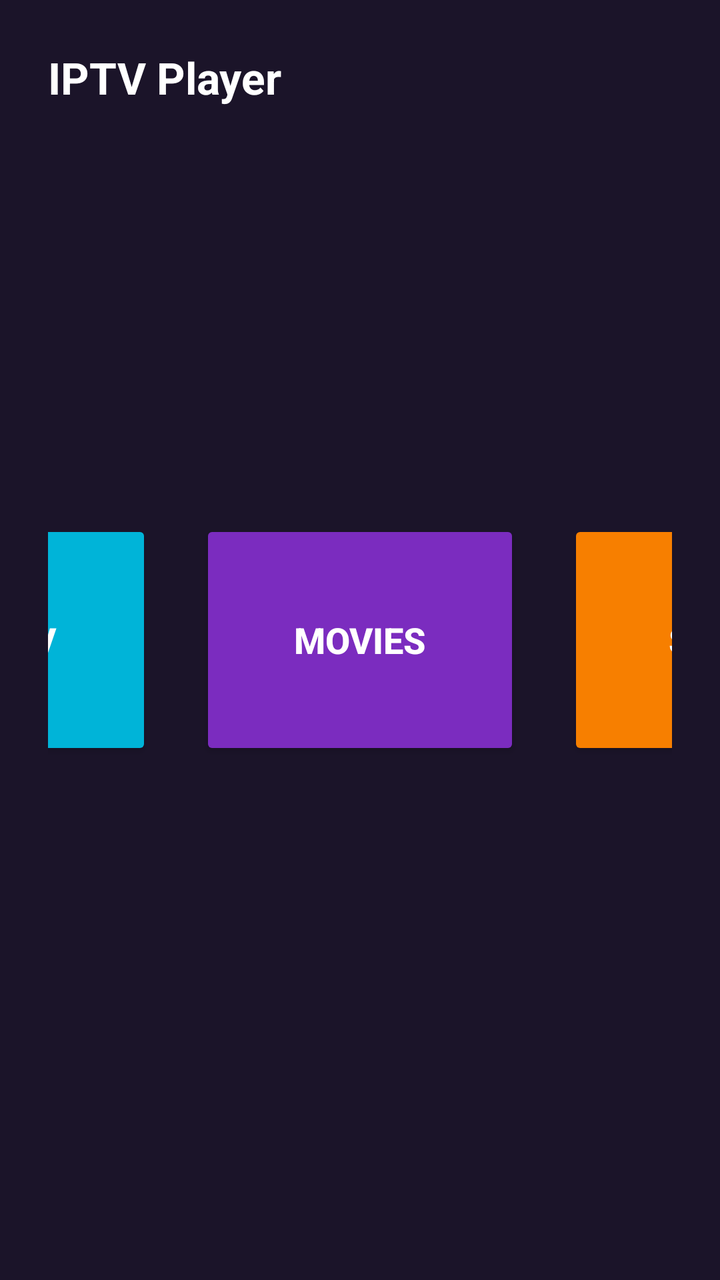
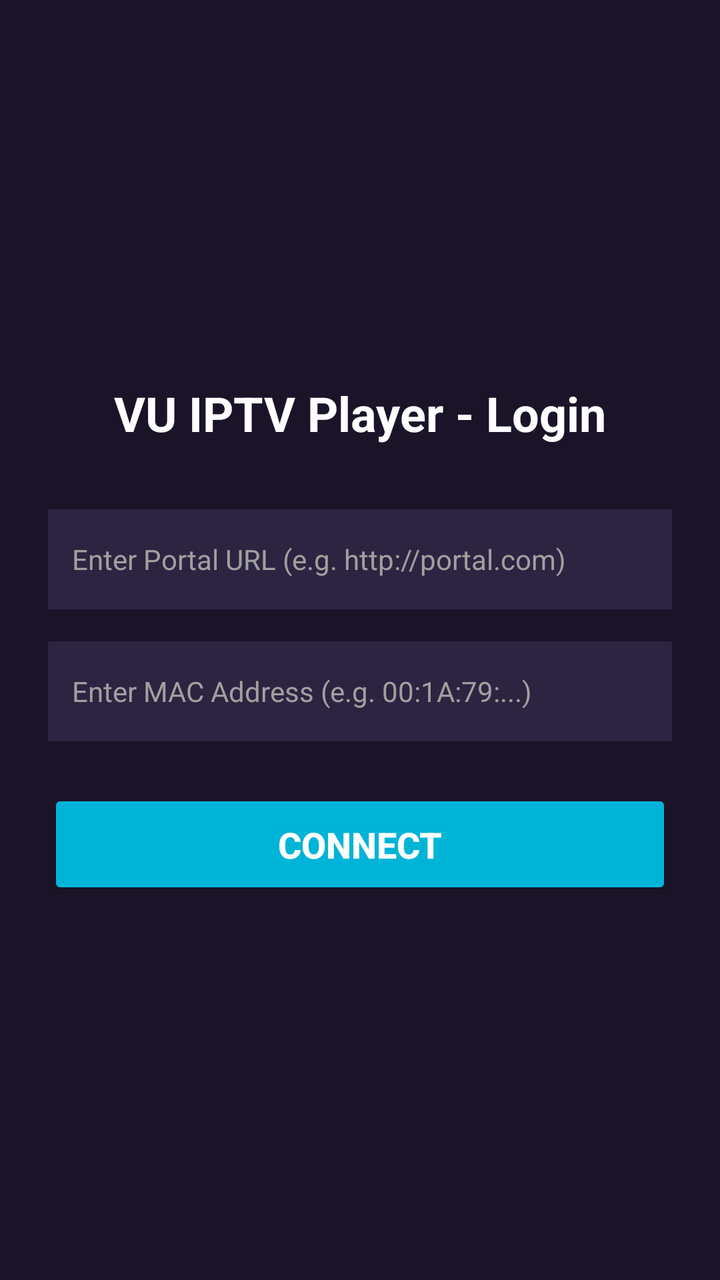

Two renders of the same Android screen: before a commit and after it. Below are the layout's source before the change and the commit's diff.
<!-- AndroidManifest.xml: application theme Theme.AppCompat.Light.NoActionBar -->
<!-- res/layout/activity_main.xml -->
<?xml version="1.0" encoding="utf-8"?>
<RelativeLayout xmlns:android="http://schemas.android.com/apk/res/android"
    android:layout_width="match_parent"
    android:layout_height="match_parent"
    android:background="#1b1429"
    android:padding="24dp">

    
    <TextView
        android:id="@+id/app_title"
        android:layout_width="wrap_content"
        android:layout_height="wrap_content"
        android:text="IPTV Player"
        android:textColor="#FFFFFF"
        android:textSize="22sp"
        android:textStyle="bold" />

    
    <LinearLayout
        android:layout_width="match_parent"
        android:layout_height="wrap_content"
        android:layout_centerInParent="true"
        android:gravity="center"
        android:orientation="horizontal">

        
        <Button
            android:id="@+id/btn_live_tv"
            android:layout_width="160dp"
            android:layout_height="120dp"
            android:layout_margin="12dp"
            android:backgroundTint="#00b4d8"
            android:text="Live TV"
            android:textColor="#FFFFFF"
            android:textSize="18sp"
            android:textStyle="bold" />

        
        <Button
            android:id="@+id/btn_movies"
            android:layout_width="160dp"
            android:layout_height="120dp"
            android:layout_margin="12dp"
            android:backgroundTint="#7b2cbf"
            android:text="Movies"
            android:textColor="#FFFFFF"
            android:textSize="18sp"
            android:textStyle="bold" />

        
        <Button
            android:id="@+id/btn_series"
            android:layout_width="160dp"
            android:layout_height="120dp"
            android:layout_margin="12dp"
            android:backgroundTint="#f77f00"
            android:text="Series"
            android:textColor="#FFFFFF"
            android:textSize="18sp"
            android:textStyle="bold" />

    </LinearLayout>

</RelativeLayout>
<!-- resources referenced by this layout -->
<resources>

</resources>

<!-- the commit's change to res/layout/activity_main.xml (unified diff, before → after) -->
@@ -1,64 +1,59 @@
 <?xml version="1.0" encoding="utf-8"?>
-<RelativeLayout xmlns:android="http://schemas.android.com/apk/res/android"
+<LinearLayout xmlns:android="http://schemas.android.com/apk/res/android"
     android:layout_width="match_parent"
     android:layout_height="match_parent"
     android:background="#1b1429"
+    android:gravity="center"
+    android:orientation="vertical"
     android:padding="24dp">
 
     
     <TextView
-        android:id="@+id/app_title"
         android:layout_width="wrap_content"
         android:layout_height="wrap_content"
-        android:text="IPTV Player"
+        android:layout_marginBottom="32dp"
+        android:text="VU IPTV Player - Login"
         android:textColor="#FFFFFF"
-        android:textSize="22sp"
+        android:textSize="24sp"
         android:textStyle="bold" />
 
     
-    <LinearLayout
+    <EditText
+        android:id="@+id/et_portal_url"
         android:layout_width="match_parent"
-        android:layout_height="wrap_content"
-        android:layout_centerInParent="true"
-        android:gravity="center"
-        android:orientation="horizontal">
+        android:layout_height="50dp"
+        android:layout_marginBottom="16dp"
+        android:background="#2d2442"
+        android:hint="Enter Portal URL (e.g. http://portal.com)"
+        android:inputType="textUri"
+        android:padding="12dp"
+        android:textColor="#FFFFFF"
+        android:textColorHint="#A0A0A0"
+        android:textSize="14sp" />
 
-        
-        <Button
-            android:id="@+id/btn_live_tv"
-            android:layout_width="160dp"
-            android:layout_height="120dp"
-            android:layout_margin="12dp"
-            android:backgroundTint="#00b4d8"
-            android:text="Live TV"
-            android:textColor="#FFFFFF"
-            android:textSize="18sp"
-            android:textStyle="bold" />
+    
+    <EditText
+        android:id="@+id/et_mac_address"
+        android:layout_width="match_parent"
+        android:layout_height="50dp"
+        android:layout_marginBottom="24dp"
+        android:background="#2d2442"
+        android:hint="Enter MAC Address (e.g. 00:1A:79:...)"
+        android:inputType="text"
+        android:padding="12dp"
+        android:textColor="#FFFFFF"
+        android:textColorHint="#A0A0A0"
+        android:textSize="14sp" />
 
-        
-        <Button
-            android:id="@+id/btn_movies"
-            android:layout_width="160dp"
-            android:layout_height="120dp"
-            android:layout_margin="12dp"
-            android:backgroundTint="#7b2cbf"
-            android:text="Movies"
-            android:textColor="#FFFFFF"
-            android:textSize="18sp"
-            android:textStyle="bold" />
+    
+    <Button
+        android:id="@+id/btn_connect"
+        android:layout_width="match_parent"
+        android:layout_height="55dp"
+        android:backgroundTint="#00b4d8"
+        android:text="Connect"
+        android:textColor="#FFFFFF"
+        android:textSize="18sp"
+        android:textStyle="bold" />
 
-        
-        <Button
-            android:id="@+id/btn_series"
-            android:layout_width="160dp"
-            android:layout_height="120dp"
-            android:layout_margin="12dp"
-            android:backgroundTint="#f77f00"
-            android:text="Series"
-            android:textColor="#FFFFFF"
-            android:textSize="18sp"
-            android:textStyle="bold" />
-
-    </LinearLayout>
-
-</RelativeLayout>
+</LinearLayout>
